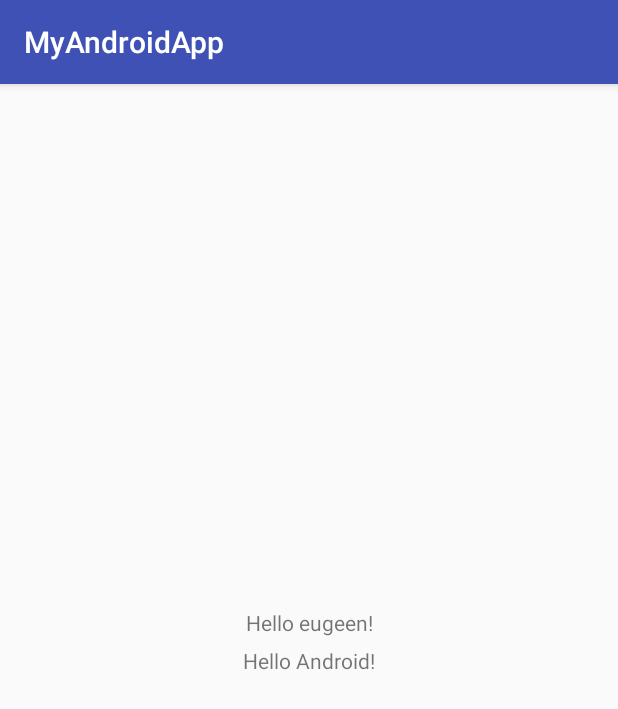
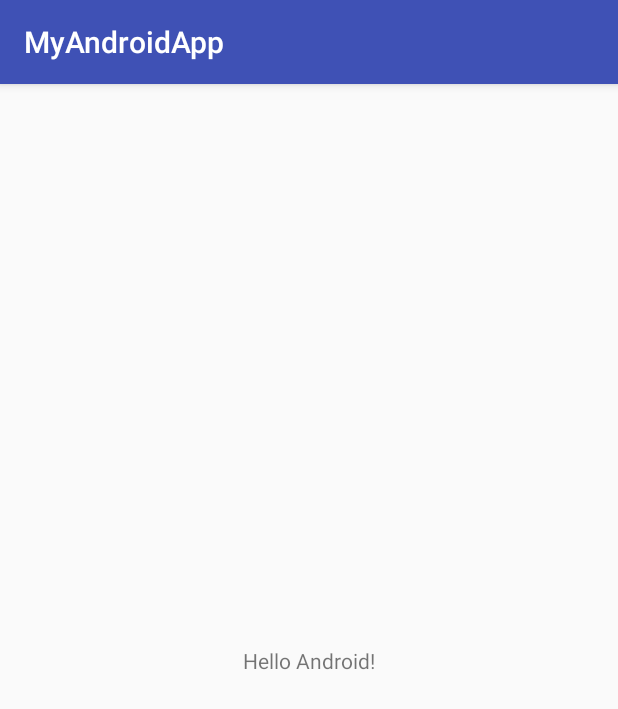
Before and after one commit to saeugeen/MyAndroidApp123, an Android app: the screen it shows after launch (MainActivity), on a phone screen of 412 x 824 dp. Shown: the top 709 px of the screen. Run offline under Robolectric (Android 15) with nearby library versions, the phone set to English and light mode, and no system bars.

Commit message:
Revert "새로운 텍스트뷰 추가"
This reverts commit 258dc1e737835ddafd9924a536602a204c21446a.

```diff
--- a/app/src/main/res/layout/activity_main.xml
+++ b/app/src/main/res/layout/activity_main.xml
@@ -15,15 +15,4 @@
         app:layout_constraintRight_toRightOf="parent"
         app:layout_constraintTop_toTopOf="parent" />
 
-    <TextView
-        android:layout_width="wrap_content"
-        android:layout_height="wrap_content"
-        android:text="Hello eugeen!"
-        app:layout_constraintBottom_toBottomOf="parent"
-        app:layout_constraintLeft_toLeftOf="parent"
-        app:layout_constraintRight_toRightOf="parent"
-        app:layout_constraintTop_toTopOf="parent"
-        app:layout_constraintVertical_bias="0.467" />
-
-
 </android.support.constraint.ConstraintLayout>
```
